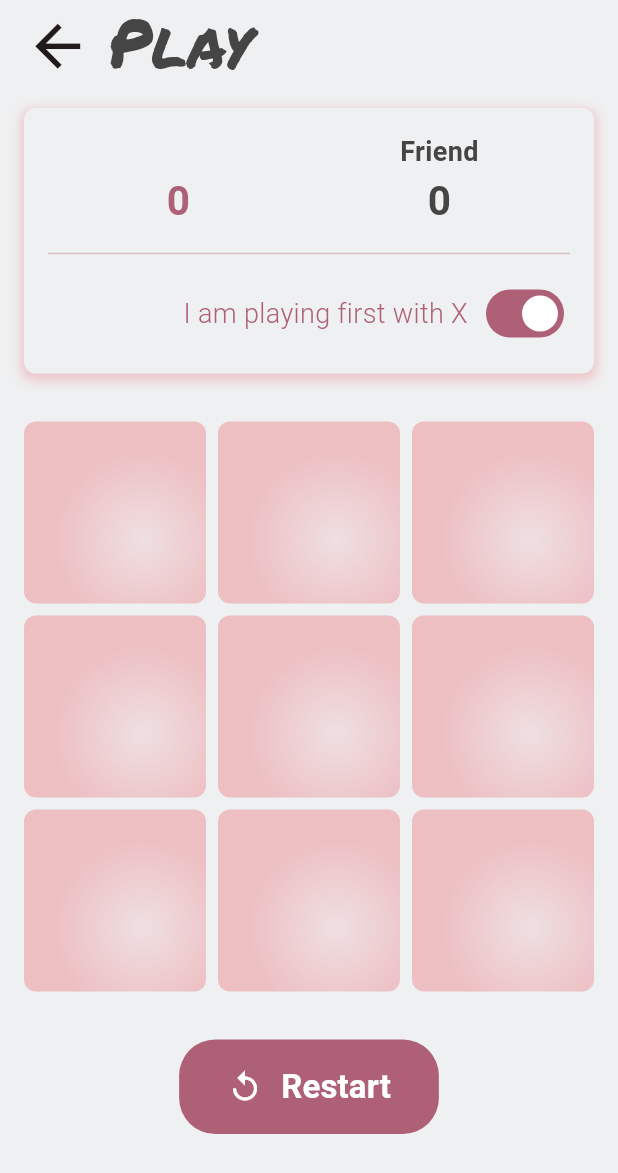
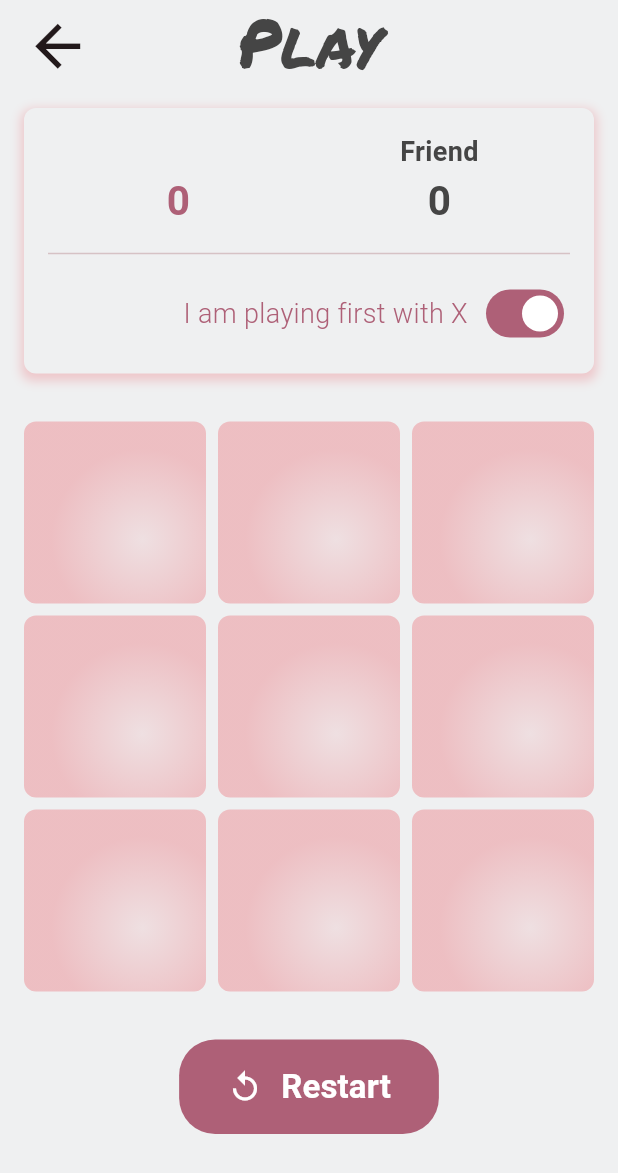
Before and after one commit to icodeyou/betclictactoe, a Flutter app: the screen it shows after launch, after a tap on "Play with a friend", on a phone screen of 412 x 824 dp. Shown: the top 1173 px of the screen. Run offline on Flutter 3.47's test engine with Material 3 defaults, Android fonts, the phone set to English and light mode, and no system bars; our stand-ins replace audioplayers, equatable, flutter_riverpod, go_router, logger, riverpod and 1 more; generated files the repository leaves out were written again.

Commit message:
fix: design adjustments on Android

```diff
--- a/lib/app/app.dart
+++ b/lib/app/app.dart
@@ -8,6 +8,7 @@ import 'package:betclictactoe/presentation/shared/theme/theme_sizes.dart';
 import 'package:betclictactoe/presentation/shared/widgets/app_button.dart';
 import 'package:betclictactoe/presentation/shared/widgets/app_text.dart';
 import 'package:flutter/material.dart';
+import 'package:flutter/services.dart';
 import 'package:flutter_riverpod/flutter_riverpod.dart';
 
 class MyApp extends ConsumerWidget {
@@ -64,6 +65,7 @@ class MyApp extends ConsumerWidget {
     return AppLifecycleObserver(
       child: MaterialApp.router(
         debugShowCheckedModeBanner: false,
+        // light mode
         theme:
             ThemeData.from(
               colorScheme: ColorScheme.fromSeed(
@@ -74,7 +76,14 @@ class MyApp extends ConsumerWidget {
               ),
               useMaterial3: true,
             ).copyWith(
-              appBarTheme: AppBarTheme(backgroundColor: Colors.transparent),
+              appBarTheme: AppBarTheme(
+                systemOverlayStyle: SystemUiOverlayStyle(
+                  statusBarColor: Colors.transparent,
+                  statusBarIconBrightness: Brightness.dark,
+                ),
+                centerTitle: true,
+                backgroundColor: Colors.transparent,
+              ),
             ),
         routerConfig: router,
       ),
--- a/lib/main.dart
+++ b/lib/main.dart
@@ -5,12 +5,10 @@ import 'package:flutter_riverpod/flutter_riverpod.dart';
 
 void main() async {
   WidgetsFlutterBinding.ensureInitialized();
-  // Put game into full screen mode on mobile devices.
-  await SystemChrome.setEnabledSystemUIMode(SystemUiMode.immersiveSticky);
+
   // Lock the game to portrait mode on mobile devices.
   await SystemChrome.setPreferredOrientations([
     DeviceOrientation.portraitUp,
-    DeviceOrientation.portraitDown,
   ]);
 
   runApp(ProviderScope(child: MyApp()));
--- a/lib/presentation/home/ui/home_screen.dart
+++ b/lib/presentation/home/ui/home_screen.dart
@@ -22,7 +22,8 @@ class HomeScreen extends ConsumerWidget {
     return Scaffold(
       backgroundColor: ThemeColors.backgroundHome,
       body: SafeArea(
-        child: Center(
+        child: Padding(
+          padding: ThemeSizes.xl.asInsets,
           child: Column(
             spacing: ThemeSizes.xl,
             mainAxisSize: MainAxisSize.max,
--- a/lib/presentation/settings/ui/settings_screen.dart
+++ b/lib/presentation/settings/ui/settings_screen.dart
@@ -36,12 +36,12 @@ class SettingsScreen extends ConsumerWidget {
       ),
       backgroundColor: ThemeColors.backgroundSettings,
       body: SafeArea(
+        child: Padding(
+          padding: ThemeSizes.xl.asInsets,
           child: Column(
             spacing: 60,
             children: [
               Expanded(
-              child: Padding(
-                padding: ThemeSizes.xl.asInsets,
                 child: ListView(
                   children: [
                     StringLine(
@@ -69,9 +69,9 @@ class SettingsScreen extends ConsumerWidget {
                   ],
                 ),
               ),
-            ),
               AppText(t.settingsScreen.credits, fontSize: ThemeFontSizes.s),
             ],
+          ),
         ),
       ),
     );
```
Also changed, not shown: 1 other file. Lines whose indentation alone changed are shown as unchanged.
